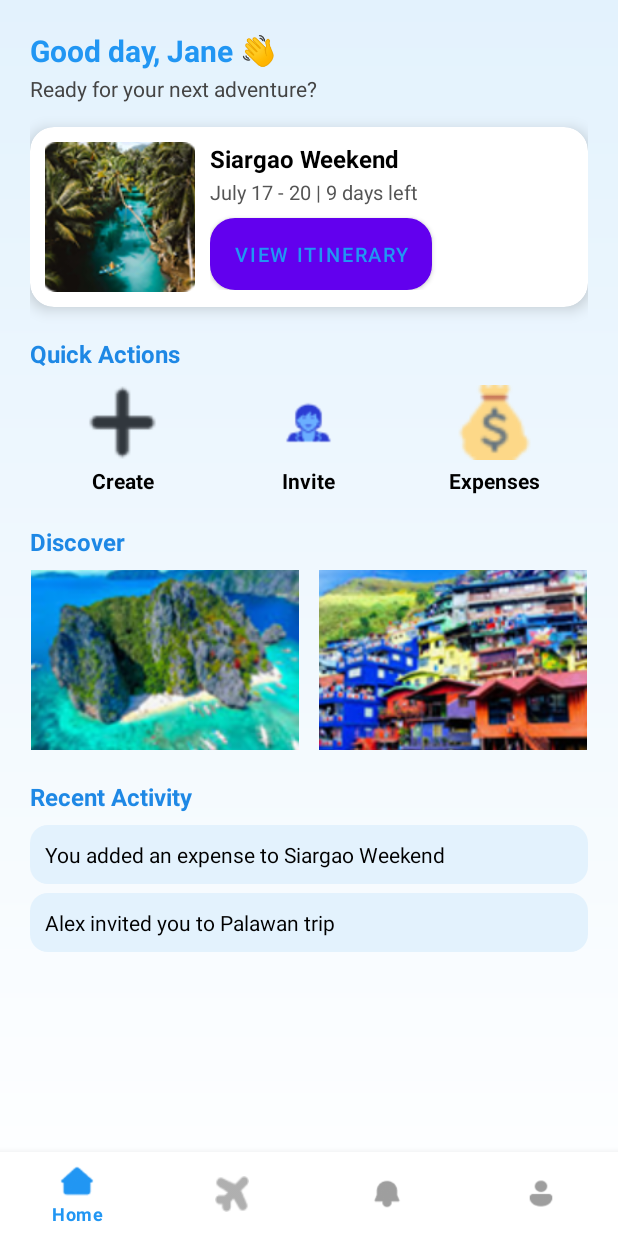
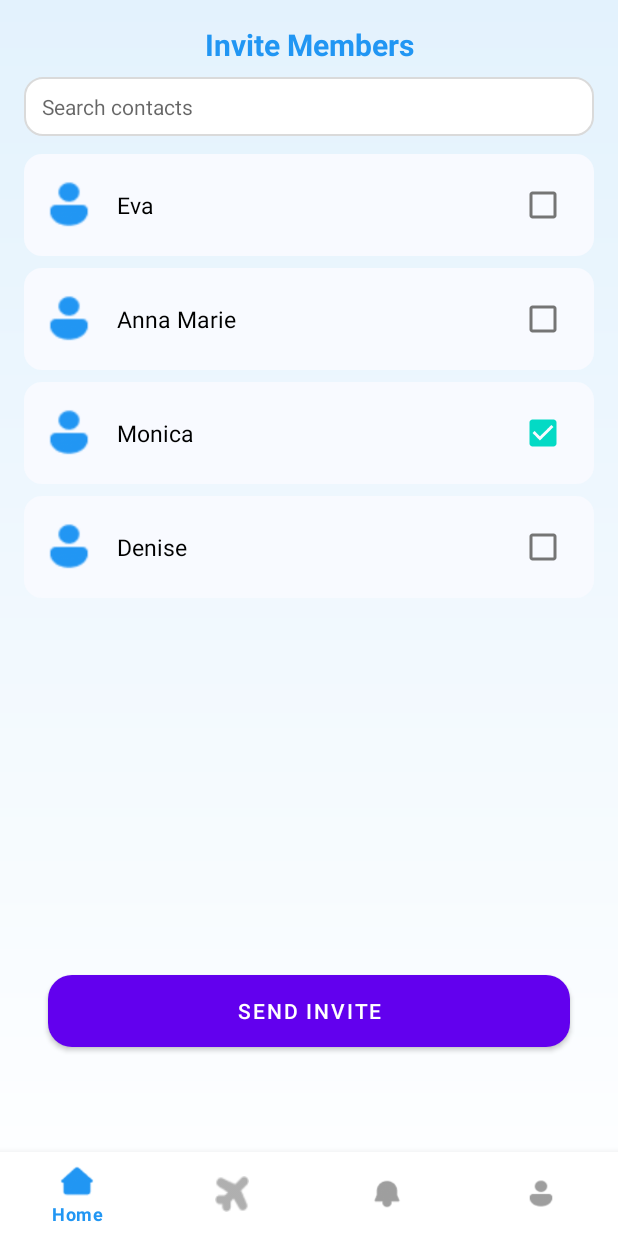
Before and after one commit to giliannerose/TripMate, an Android app built with Jetpack Compose: the DashboardActivity screen opened directly, with no data from a screen before it, after a tap on "Invite", on a phone screen of 412 x 824 dp. Run offline under Robolectric (Android 15) with nearby library versions, the phone set to English and light mode, and no system bars.

Commit message:
invite members page created

```diff
--- a/app/src/main/AndroidManifest.xml
+++ b/app/src/main/AndroidManifest.xml
@@ -21,6 +21,7 @@
         <activity android:name=".TripDetailsActivity" />
         <activity android:name=".ItineraryActivity" />
         <activity android:name=".CreateTripActivity" />
+        <activity android:name=".InviteMembersActivity" />
 
         <activity
             android:name=".WelcomeActivity"
--- a/app/src/main/java/com/example/tripmate/DashboardActivity.kt
+++ b/app/src/main/java/com/example/tripmate/DashboardActivity.kt
@@ -43,7 +43,8 @@ class DashboardActivity : AppCompatActivity() {
         }
 
         actionInvite.setOnClickListener {
-            Toast.makeText(this, "Invite members clicked!", Toast.LENGTH_SHORT).show()
+            val intent = Intent(this, InviteMembersActivity::class.java)
+            startActivity(intent)
         }
 
         actionExpenses.setOnClickListener {
--- /dev/null
+++ b/app/src/main/java/com/example/tripmate/InviteMembersActivity.kt
@@ -0,0 +1,46 @@
+package com.example.tripmate
+
+import android.os.Bundle
+import android.widget.*
+import androidx.appcompat.app.AppCompatActivity
+import com.google.android.material.bottomnavigation.BottomNavigationView
+
+class InviteMembersActivity : AppCompatActivity() {
+    override fun onCreate(savedInstanceState: Bundle?) {
+        super.onCreate(savedInstanceState)
+        setContentView(R.layout.activity_invite_members)
+
+        val btnSendInvite = findViewById<Button>(R.id.btnSendInvite)
+        val cbEva = findViewById<CheckBox>(R.id.cbEva)
+        val cbAnna = findViewById<CheckBox>(R.id.cbAnna)
+        val cbMonica = findViewById<CheckBox>(R.id.cbMonica)
+        val cbDenise = findViewById<CheckBox>(R.id.cbDenise)
+        val bottomNav = findViewById<BottomNavigationView>(R.id.bottomNav)
+
+        // Send Invite
+        btnSendInvite.setOnClickListener {
+            val selected = mutableListOf<String>()
+            if (cbEva.isChecked) selected.add("Eva")
+            if (cbAnna.isChecked) selected.add("Anna Marie")
+            if (cbMonica.isChecked) selected.add("Monica")
+            if (cbDenise.isChecked) selected.add("Denise")
+
+            if (selected.isEmpty()) {
+                Toast.makeText(this, "Please select at least one member.", Toast.LENGTH_SHORT).show()
+            } else {
+                Toast.makeText(this, "Invites sent to: ${selected.joinToString(", ")}", Toast.LENGTH_LONG).show()
+            }
+        }
+
+        // Bottom navigation
+        bottomNav.setOnItemSelectedListener { item ->
+            when (item.itemId) {
+                R.id.nav_home -> Toast.makeText(this, "Home", Toast.LENGTH_SHORT).show()
+                R.id.nav_create -> Toast.makeText(this, "Create Trip", Toast.LENGTH_SHORT).show()
+                R.id.nav_notifications -> Toast.makeText(this, "Notifications", Toast.LENGTH_SHORT).show()
+                R.id.nav_profile -> Toast.makeText(this, "Profile", Toast.LENGTH_SHORT).show()
+            }
+            true
+        }
+    }
+}
--- /dev/null
+++ b/app/src/main/res/drawable/contact_item_bg.xml
@@ -0,0 +1,6 @@
+<?xml version="1.0" encoding="utf-8"?>
+<shape xmlns:android="http://schemas.android.com/apk/res/android"
+    android:shape="rectangle">
+    <solid android:color="#F8FAFF"/>
+    <corners android:radius="12dp"/>
+</shape>
--- /dev/null
+++ b/app/src/main/res/layout/activity_invite_members.xml
@@ -0,0 +1,218 @@
+<?xml version="1.0" encoding="utf-8"?>
+<androidx.constraintlayout.widget.ConstraintLayout
+    xmlns:android="http://schemas.android.com/apk/res/android"
+    xmlns:app="http://schemas.android.com/apk/res-auto"
+    xmlns:tools="http://schemas.android.com/tools"
+    android:layout_width="match_parent"
+    android:layout_height="match_parent"
+    android:background="@drawable/bg_gradient"
+    tools:context=".InviteMembersActivity">
+
+    <!-- Title -->
+    <TextView
+        android:id="@+id/tvHeader"
+        android:layout_width="wrap_content"
+        android:layout_height="wrap_content"
+        android:text="Invite Members"
+        android:textColor="#2196F3"
+        android:textStyle="bold"
+        android:textSize="20sp"
+        android:layout_marginTop="16dp"
+        app:layout_constraintTop_toTopOf="parent"
+        app:layout_constraintStart_toStartOf="parent"
+        app:layout_constraintEnd_toEndOf="parent"/>
+
+    <!-- Search Bar -->
+
+    <!-- Scrollable Contact List -->
+
+    <EditText
+        android:id="@+id/etSearch"
+        android:layout_width="0dp"
+        android:layout_height="wrap_content"
+        android:layout_marginHorizontal="16dp"
+        android:layout_marginTop="8dp"
+        android:hint="Search contacts"
+        android:background="@drawable/edittext_bg"
+        android:drawablePadding="8dp"
+        android:paddingVertical="10dp"
+        android:paddingHorizontal="12dp"
+        android:textColor="#000000"
+        android:textSize="14sp"
+        app:layout_constraintStart_toStartOf="parent"
+        app:layout_constraintEnd_toEndOf="parent"
+        app:layout_constraintTop_toBottomOf="@id/tvHeader"/>
+
+
+    <ScrollView
+        android:id="@+id/scrollContacts"
+        android:layout_width="0dp"
+        android:layout_height="0dp"
+        app:layout_constraintTop_toBottomOf="@id/etSearch"
+        app:layout_constraintBottom_toTopOf="@id/btnSendInvite"
+        app:layout_constraintStart_toStartOf="parent"
+        app:layout_constraintEnd_toEndOf="parent"
+        android:layout_marginTop="12dp"
+        android:layout_marginHorizontal="16dp">
+
+        <LinearLayout
+            android:id="@+id/contactList"
+            android:layout_width="match_parent"
+            android:layout_height="wrap_content"
+            android:orientation="vertical">
+
+            <!-- Example Contact -->
+            <LinearLayout
+                android:layout_width="match_parent"
+                android:layout_height="wrap_content"
+                android:orientation="horizontal"
+                android:gravity="center_vertical"
+                android:padding="10dp"
+                android:background="@drawable/contact_item_bg"
+                android:layout_marginBottom="8dp">
+
+                <ImageView
+                    android:layout_width="40dp"
+                    android:layout_height="40dp"
+                    android:src="@drawable/ic_user"
+                    app:tint="#2196F3"
+                    android:layout_marginEnd="12dp"/>
+
+                <TextView
+                    android:layout_width="0dp"
+                    android:layout_height="wrap_content"
+                    android:layout_weight="1"
+                    android:text="Eva"
+                    android:textColor="#000000"
+                    android:textSize="15sp"/>
+
+                <CheckBox
+                    android:id="@+id/cbEva"
+                    android:layout_width="wrap_content"
+                    android:layout_height="wrap_content"/>
+            </LinearLayout>
+
+            <!-- Example Contact 2 -->
+            <LinearLayout
+                android:layout_width="match_parent"
+                android:layout_height="wrap_content"
+                android:orientation="horizontal"
+                android:gravity="center_vertical"
+                android:padding="10dp"
+                android:background="@drawable/contact_item_bg"
+                android:layout_marginBottom="8dp">
+
+                <ImageView
+                    android:layout_width="40dp"
+                    android:layout_height="40dp"
+                    android:src="@drawable/ic_user"
+                    app:tint="#2196F3"
+                    android:layout_marginEnd="12dp"/>
+
+                <TextView
+                    android:layout_width="0dp"
+                    android:layout_height="wrap_content"
+                    android:layout_weight="1"
+                    android:text="Anna Marie"
+                    android:textColor="#000000"
+                    android:textSize="15sp"/>
+
+                <CheckBox
+                    android:id="@+id/cbAnna"
+                    android:layout_width="wrap_content"
+                    android:layout_height="wrap_content"
+                    android:checked="false"/>
+            </LinearLayout>
+
+            <!-- Example Contact 3 -->
+            <LinearLayout
+                android:layout_width="match_parent"
+                android:layout_height="wrap_content"
+                android:orientation="horizontal"
+                android:gravity="center_vertical"
+                android:padding="10dp"
+                android:background="@drawable/contact_item_bg"
+                android:layout_marginBottom="8dp">
+
+                <ImageView
+                    android:layout_width="40dp"
+                    android:layout_height="40dp"
+                    android:src="@drawable/ic_user"
+                    app:tint="#2196F3"
+                    android:layout_marginEnd="12dp"/>
+
+                <TextView
+                    android:layout_width="0dp"
+                    android:layout_height="wrap_content"
+                    android:layout_weight="1"
+                    android:text="Monica"
+                    android:textColor="#000000"
+                    android:textSize="15sp"/>
+
+                <CheckBox
+                    android:id="@+id/cbMonica"
+                    android:layout_width="wrap_content"
+                    android:layout_height="wrap_content"
+                    android:checked="true"/>
+            </LinearLayout>
+
+            <!-- Example Contact 4 -->
+            <LinearLayout
+                android:layout_width="match_parent"
+                android:layout_height="wrap_content"
+                android:orientation="horizontal"
+                android:gravity="center_vertical"
+                android:padding="10dp"
+                android:background="@drawable/contact_item_bg">
+
+                <ImageView
+                    android:layout_width="40dp"
+                    android:layout_height="40dp"
+                    android:src="@drawable/ic_user"
+                    app:tint="#2196F3"
+                    android:layout_marginEnd="12dp"/>
+
+                <TextView
+                    android:layout_width="0dp"
+                    android:layout_height="wrap_content"
+                    android:layout_weight="1"
+                    android:text="Denise"
+                    android:textColor="#000000"
+                    android:textSize="15sp"/>
+
+                <CheckBox
+                    android:id="@+id/cbDenise"
+                    android:layout_width="wrap_content"
+                    android:layout_height="wrap_content"
+                    android:checked="false"/>
+            </LinearLayout>
+        </LinearLayout>
+    </ScrollView>
+
+    <!-- Send Invite Button -->
+    <Button
+        android:id="@+id/btnSendInvite"
+        android:layout_width="0dp"
+        android:layout_height="wrap_content"
+        android:text="Send Invite"
+        android:textColor="#FFFFFF"
+        android:background="@drawable/rounded_button_primary"
+        android:layout_marginHorizontal="32dp"
+        android:layout_marginBottom="70dp"
+        app:layout_constraintBottom_toTopOf="@id/bottomNav"
+        app:layout_constraintStart_toStartOf="parent"
+        app:layout_constraintEnd_toEndOf="parent"/>
+
+    <!-- Bottom Navigation -->
+    <com.google.android.material.bottomnavigation.BottomNavigationView
+        android:id="@+id/bottomNav"
+        android:layout_width="0dp"
+        android:layout_height="wrap_content"
+        android:background="#FFFFFF"
+        app:itemIconTint="@color/nav_item_selector"
+        app:itemTextColor="@color/nav_item_selector"
+        app:menu="@menu/bottom_nav_menu"
+        app:layout_constraintBottom_toBottomOf="parent"
+        app:layout_constraintStart_toStartOf="parent"
+        app:layout_constraintEnd_toEndOf="parent"/>
+</androidx.constraintlayout.widget.ConstraintLayout>
```
